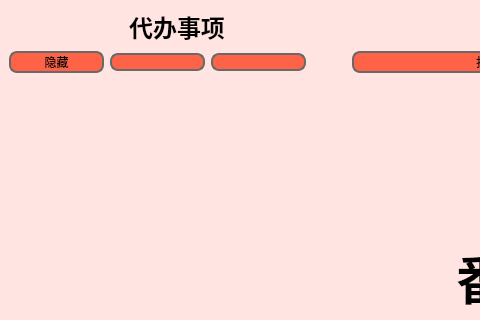
The window that mainwindow.ui (Vivanto-Libera/Pomodoro) describes before a commit, drawn with Qt 5; both pictures show x 0 to 480 and y 0 to 320 of the 1000 by 738 pixel window.
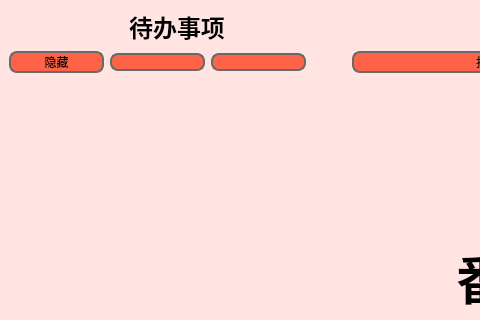
The same window after the commit. Icons and pictures are not drawn.

Patch:
```diff
--- a/mainwindow.ui
+++ b/mainwindow.ui
@@ -214,7 +214,7 @@
                </font>
               </property>
               <property name="text">
-               <string>代办事项</string>
+               <string>待办事项</string>
               </property>
               <property name="alignment">
                <set>Qt::AlignmentFlag::AlignCenter</set>
```
